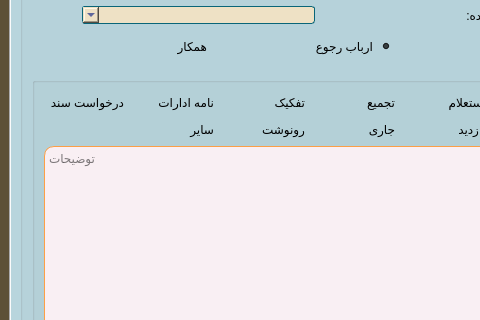
JavadiSaeid/ArchivingSystem_doc, file Baygani.ui: the form before one commit; both pictures show x 0 to 480 and y 174 to 494 of the 640 by 639 pixel window.
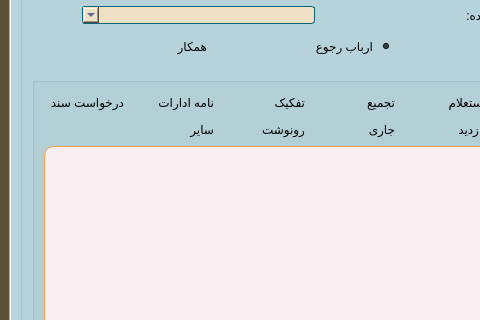
The form after the commit. Icons and pictures are not drawn.

```diff
--- a/Baygani.ui
+++ b/Baygani.ui
@@ -857,7 +857,7 @@
                  <string/>
                 </property>
                 <property name="placeholderText">
-                 <string>توضیحات</string>
+                 <string/>
                 </property>
                </widget>
               </item>
```
Left out of the diff: 3 changed lines with no effect on the pictures.
